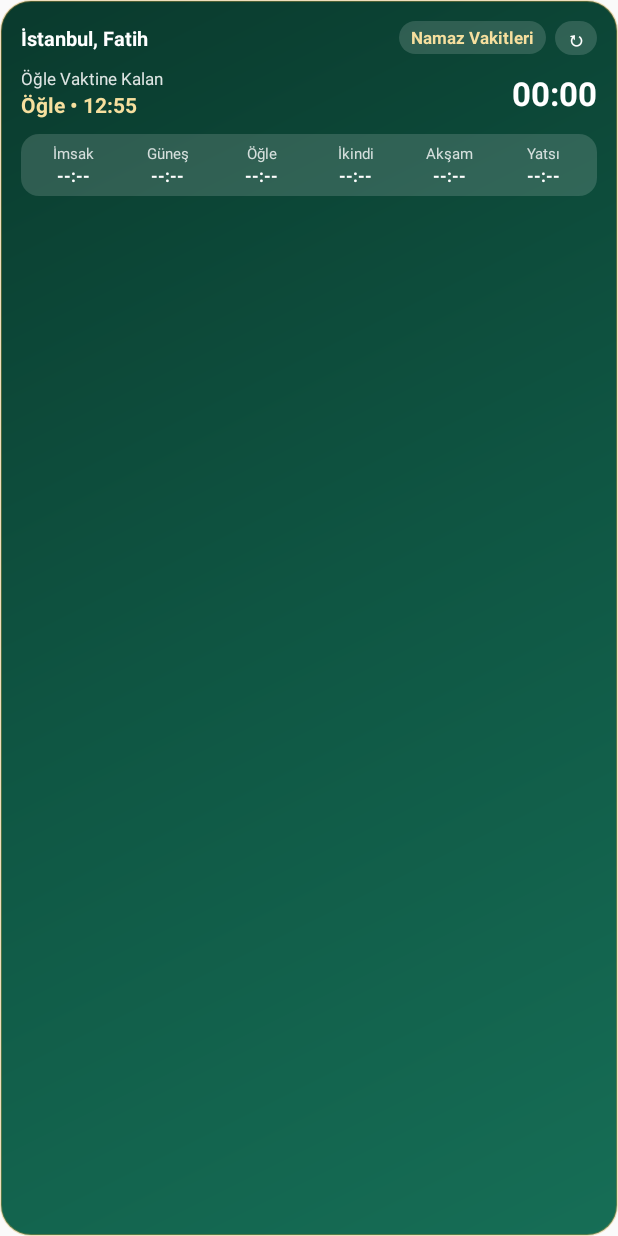
After one commit to haliyucel/namaz-vakitleri, an Android app built with Jetpack Compose: the layout widget_prayer_times.xml on its own in the app's theme, with its tools: preview values and no code run, on a phone screen of 412 x 824 dp. The commit adds this screen. Run offline under Robolectric (Android 15) with nearby library versions, the phone set to English and light mode, and no system bars.

Commit message:
v1.0.5: add Home Screen Widget (live countdown + Kerahat alert) and Friday prayer reminder

```diff
--- a/app/build.gradle.kts
+++ b/app/build.gradle.kts
@@ -11,8 +11,8 @@ android {
         applicationId = "com.namazvakti.app"
         minSdk = 26
         targetSdk = 34
-        versionCode = 5
-        versionName = "1.0.4"
+        versionCode = 6
+        versionName = "1.0.5"
     }
 
     signingConfigs {
--- a/app/src/main/java/com/namazvakti/app/NamazApp.kt
+++ b/app/src/main/java/com/namazvakti/app/NamazApp.kt
@@ -8,6 +8,7 @@ import com.namazvakti.app.data.KazaRepository
 import com.namazvakti.app.data.LocationRepository
 import com.namazvakti.app.data.PrayerTimesRepository
 import com.namazvakti.app.data.SettingsRepository
+import com.namazvakti.app.widget.PrayerWidgetProvider
 
 class NamazApp : Application() {
 
@@ -34,5 +35,6 @@ class NamazApp : Application() {
             settings = settingsRepository.current(),
             prayerTimesRepository = prayerTimesRepository
         )
+        PrayerWidgetProvider.updateAll(this)
     }
 }
--- a/app/src/main/java/com/namazvakti/app/data/SettingsRepository.kt
+++ b/app/src/main/java/com/namazvakti/app/data/SettingsRepository.kt
@@ -52,6 +52,8 @@ class SettingsRepository(context: Context) {
             warn15MinEnabled = prefs.getBoolean(KEY_WARN_15, true),
             warn5MinEnabled = prefs.getBoolean(KEY_WARN_5, true),
             kerahatAlertEnabled = prefs.getBoolean(KEY_KERAHAT_ALERT, true),
+            fridayReminderEnabled = prefs.getBoolean(KEY_FRIDAY_REMINDER, true),
+            fridayReminderMinutesBefore = prefs.getInt(KEY_FRIDAY_MINUTES, 60).coerceIn(15, 180),
             alertEnabledPrayers = loadPrayerSet(KEY_ALERT_PRAYERS, PrayerType.entries.toSet()),
             adhanEnabled = prefs.getBoolean(KEY_ADHAN_ENABLED, true),
             adhanEnabledPrayers = loadPrayerSet(KEY_ADHAN_PRAYERS, PrayerType.ADHAN_PRAYERS.toSet()),
@@ -76,6 +78,8 @@ class SettingsRepository(context: Context) {
             .putBoolean(KEY_WARN_15, s.warn15MinEnabled)
             .putBoolean(KEY_WARN_5, s.warn5MinEnabled)
             .putBoolean(KEY_KERAHAT_ALERT, s.kerahatAlertEnabled)
+            .putBoolean(KEY_FRIDAY_REMINDER, s.fridayReminderEnabled)
+            .putInt(KEY_FRIDAY_MINUTES, s.fridayReminderMinutesBefore)
             .putStringSet(KEY_ALERT_PRAYERS, s.alertEnabledPrayers.map { it.name }.toSet())
             .putBoolean(KEY_ADHAN_ENABLED, s.adhanEnabled)
             .putStringSet(KEY_ADHAN_PRAYERS, s.adhanEnabledPrayers.map { it.name }.toSet())
@@ -105,6 +109,8 @@ class SettingsRepository(context: Context) {
         private const val KEY_WARN_15 = "warn_15"
         private const val KEY_WARN_5 = "warn_5"
         private const val KEY_KERAHAT_ALERT = "kerahat_alert"
+        private const val KEY_FRIDAY_REMINDER = "friday_reminder"
+        private const val KEY_FRIDAY_MINUTES = "friday_minutes"
         private const val KEY_ALERT_PRAYERS = "alert_prayers"
         private const val KEY_ADHAN_ENABLED = "adhan_enabled"
         private const val KEY_ADHAN_PRAYERS = "adhan_prayers"
--- a/app/src/main/java/com/namazvakti/app/model/AppSettings.kt
+++ b/app/src/main/java/com/namazvakti/app/model/AppSettings.kt
@@ -6,6 +6,8 @@ data class AppSettings(
     val warn15MinEnabled: Boolean = true,
     val warn5MinEnabled: Boolean = true,
     val kerahatAlertEnabled: Boolean = true,
+    val fridayReminderEnabled: Boolean = true,
+    val fridayReminderMinutesBefore: Int = 60,
     val alertEnabledPrayers: Set<PrayerType> = PrayerType.entries.toSet(),
     val adhanEnabled: Boolean = true,
     val adhanEnabledPrayers: Set<PrayerType> = PrayerType.ADHAN_PRAYERS.toSet(),
--- /dev/null
+++ b/app/src/main/res/drawable/bg_widget_emerald.xml
@@ -0,0 +1,13 @@
+<?xml version="1.0" encoding="utf-8"?>
+<shape xmlns:android="http://schemas.android.com/apk/res/android"
+    android:shape="rectangle">
+    <gradient
+        android:angle="315"
+        android:startColor="#0A3A2D"
+        android:centerColor="#0F5643"
+        android:endColor="#166E56" />
+    <corners android:radius="20dp" />
+    <stroke
+        android:width="1dp"
+        android:color="#55D9A441" />
+</shape>
--- /dev/null
+++ b/app/src/main/res/drawable/bg_widget_pill.xml
@@ -0,0 +1,6 @@
+<?xml version="1.0" encoding="utf-8"?>
+<shape xmlns:android="http://schemas.android.com/apk/res/android"
+    android:shape="rectangle">
+    <solid android:color="#26FFFFFF" />
+    <corners android:radius="12dp" />
+</shape>
--- /dev/null
+++ b/app/src/main/res/layout/widget_prayer_times.xml
@@ -0,0 +1,259 @@
+<?xml version="1.0" encoding="utf-8"?>
+<LinearLayout xmlns:android="http://schemas.android.com/apk/res/android"
+    android:id="@+id/widget_root"
+    android:layout_width="match_parent"
+    android:layout_height="match_parent"
+    android:background="@drawable/bg_widget_emerald"
+    android:orientation="vertical"
+    android:padding="14dp">
+
+    <!-- Header Row: Location + Status/Kerahat Pill + Refresh -->
+    <LinearLayout
+        android:layout_width="match_parent"
+        android:layout_height="wrap_content"
+        android:gravity="center_vertical"
+        android:orientation="horizontal">
+
+        <TextView
+            android:id="@+id/widget_location"
+            android:layout_width="0dp"
+            android:layout_height="wrap_content"
+            android:layout_weight="1"
+            android:ellipsize="end"
+            android:maxLines="1"
+            android:text="İstanbul, Fatih"
+            android:textColor="#FFFFFF"
+            android:textSize="13sp"
+            android:textStyle="bold" />
+
+        <TextView
+            android:id="@+id/widget_badge"
+            android:layout_width="wrap_content"
+            android:layout_height="wrap_content"
+            android:layout_marginStart="6dp"
+            android:background="@drawable/bg_widget_pill"
+            android:ellipsize="end"
+            android:maxLines="1"
+            android:paddingHorizontal="8dp"
+            android:paddingVertical="3dp"
+            android:text="Namaz Vakitleri"
+            android:textColor="#F6DF9E"
+            android:textSize="11sp"
+            android:textStyle="bold" />
+
+        <TextView
+            android:id="@+id/widget_refresh"
+            android:layout_width="wrap_content"
+            android:layout_height="wrap_content"
+            android:layout_marginStart="6dp"
+            android:background="@drawable/bg_widget_pill"
+            android:paddingHorizontal="7dp"
+            android:paddingVertical="2dp"
+            android:text="↻"
+            android:textColor="#FFFFFF"
+            android:textSize="13sp"
+            android:textStyle="bold" />
+    </LinearLayout>
+
+    <!-- Middle Row: Next Prayer + Live Countdown -->
+    <LinearLayout
+        android:layout_width="match_parent"
+        android:layout_height="wrap_content"
+        android:layout_marginTop="8dp"
+        android:gravity="center_vertical"
+        android:orientation="horizontal">
+
+        <LinearLayout
+            android:layout_width="0dp"
+            android:layout_height="wrap_content"
+            android:layout_weight="1"
+            android:orientation="vertical">
+
+            <TextView
+                android:id="@+id/widget_next_label"
+                android:layout_width="wrap_content"
+                android:layout_height="wrap_content"
+                android:text="Öğle Vaktine Kalan"
+                android:textColor="#DDFFFFFF"
+                android:textSize="11sp" />
+
+            <TextView
+                android:id="@+id/widget_next_time"
+                android:layout_width="wrap_content"
+                android:layout_height="wrap_content"
+                android:text="Öğle • 12:55"
+                android:textColor="#F6DF9E"
+                android:textSize="14sp"
+                android:textStyle="bold" />
+        </LinearLayout>
+
+        <Chronometer
+            android:id="@+id/widget_countdown"
+            android:layout_width="wrap_content"
+            android:layout_height="wrap_content"
+            android:textColor="#FFFFFF"
+            android:textSize="22sp"
+            android:textStyle="bold" />
+    </LinearLayout>
+
+    <!-- Bottom 6-Prayer Compact Strip -->
+    <LinearLayout
+        android:layout_width="match_parent"
+        android:layout_height="wrap_content"
+        android:layout_marginTop="10dp"
+        android:background="@drawable/bg_widget_pill"
+        android:orientation="horizontal"
+        android:paddingHorizontal="4dp"
+        android:paddingVertical="6dp">
+
+        <LinearLayout
+            android:layout_width="0dp"
+            android:layout_height="wrap_content"
+            android:layout_weight="1"
+            android:gravity="center"
+            android:orientation="vertical">
+
+            <TextView
+                android:id="@+id/w_lbl_imsak"
+                android:layout_width="wrap_content"
+                android:layout_height="wrap_content"
+                android:text="İmsak"
+                android:textColor="#CCFFFFFF"
+                android:textSize="10sp" />
+
+            <TextView
+                android:id="@+id/w_time_imsak"
+                android:layout_width="wrap_content"
+                android:layout_height="wrap_content"
+                android:text="--:--"
+                android:textColor="#FFFFFF"
+                android:textSize="11sp"
+                android:textStyle="bold" />
+        </LinearLayout>
+
+        <LinearLayout
+            android:layout_width="0dp"
+            android:layout_height="wrap_content"
+            android:layout_weight="1"
+            android:gravity="center"
+            android:orientation="vertical">
+
+            <TextView
+                android:id="@+id/w_lbl_gunes"
+                android:layout_width="wrap_content"
+                android:layout_height="wrap_content"
+                android:text="Güneş"
+                android:textColor="#CCFFFFFF"
+                android:textSize="10sp" />
+
+            <TextView
+                android:id="@+id/w_time_gunes"
+                android:layout_width="wrap_content"
+                android:layout_height="wrap_content"
+                android:text="--:--"
+                android:textColor="#FFFFFF"
+                android:textSize="11sp"
+                android:textStyle="bold" />
+        </LinearLayout>
+
+        <LinearLayout
+            android:layout_width="0dp"
+            android:layout_height="wrap_content"
+            android:layout_weight="1"
+            android:gravity="center"
+            android:orientation="vertical">
+
+            <TextView
+                android:id="@+id/w_lbl_ogle"
+                android:layout_width="wrap_content"
+                android:layout_height="wrap_content"
+                android:text="Öğle"
+                android:textColor="#CCFFFFFF"
+                android:textSize="10sp" />
+
+            <TextView
+                android:id="@+id/w_time_ogle"
+                android:layout_width="wrap_content"
+                android:layout_height="wrap_content"
+                android:text="--:--"
+                android:textColor="#FFFFFF"
+                android:textSize="11sp"
+                android:textStyle="bold" />
+        </LinearLayout>
+
+        <LinearLayout
+            android:layout_width="0dp"
+            android:layout_height="wrap_content"
+            android:layout_weight="1"
+            android:gravity="center"
+            android:orientation="vertical">
+
+            <TextView
+                android:id="@+id/w_lbl_ikindi"
+                android:layout_width="wrap_content"
+                android:layout_height="wrap_content"
+                android:text="İkindi"
+                android:textColor="#CCFFFFFF"
+                android:textSize="10sp" />
+
+            <TextView
+                android:id="@+id/w_time_ikindi"
+                android:layout_width="wrap_content"
+                android:layout_height="wrap_content"
+                android:text="--:--"
+                android:textColor="#FFFFFF"
+                android:textSize="11sp"
+                android:textStyle="bold" />
+        </LinearLayout>
+
+        <LinearLayout
+            android:layout_width="0dp"
+            android:layout_height="wrap_content"
+            android:layout_weight="1"
+            android:gravity="center"
+            android:orientation="vertical">
+
+            <TextView
+                android:id="@+id/w_lbl_aksam"
+                android:layout_width="wrap_content"
+                android:layout_height="wrap_content"
+                android:text="Akşam"
+                android:textColor="#CCFFFFFF"
+                android:textSize="10sp" />
+
+            <TextView
+                android:id="@+id/w_time_aksam"
+                android:layout_width="wrap_content"
+                android:layout_height="wrap_content"
+                android:text="--:--"
+                android:textColor="#FFFFFF"
+                android:textSize="11sp"
+                android:textStyle="bold" />
+        </LinearLayout>
+
+        <LinearLayout
+            android:layout_width="0dp"
+            android:layout_height="wrap_content"
+            android:layout_weight="1"
+            android:gravity="center"
+            android:orientation="vertical">
+
+            <TextView
+                android:id="@+id/w_lbl_yatsi"
+                android:layout_width="wrap_content"
+                android:layout_height="wrap_content"
+                android:text="Yatsı"
+                android:textColor="#CCFFFFFF"
+                android:textSize="10sp" />
+
+            <TextView
+                android:id="@+id/w_time_yatsi"
+                android:layout_width="wrap_content"
+                android:layout_height="wrap_content"
+                android:text="--:--"
+                android:textColor="#FFFFFF"
+                android:textSize="11sp"
+                android:textStyle="bold" />
+        </LinearLayout>
+    </LinearLayout>
+</LinearLayout>
--- a/app/src/main/res/values/strings.xml
+++ b/app/src/main/res/values/strings.xml
@@ -1,4 +1,5 @@
 <?xml version="1.0" encoding="utf-8"?>
 <resources>
     <string name="app_name">Namaz Vakitleri</string>
+    <string name="widget_description">Sıradaki namaz vakti, canlı geri sayım ve kerahat uyarısı</string>
 </resources>
```
Also changed, not shown: app/src/main/AndroidManifest.xml (+13 -0 lines), app/src/main/java/com/namazvakti/app/MainActivity.kt (+14 -1 lines), app/src/main/java/com/namazvakti/app/alarm/PrayerAlarmReceiver.kt (+17 -0 lines), app/src/main/java/com/namazvakti/app/alarm/PrayerAlarmScheduler.kt (+27 -1 lines), app/src/main/java/com/namazvakti/app/ui/screens/SettingsScreen.kt (+53 -1 lines), app/src/main/java/com/namazvakti/app/widget/PrayerWidgetProvider.kt (added, +171 -0 lines), app/src/main/res/drawable/bg_widget_kerahat.xml (added, +13 -0 lines), app/src/main/res/xml/prayer_widget_info.xml (added, +12 -0 lines).
